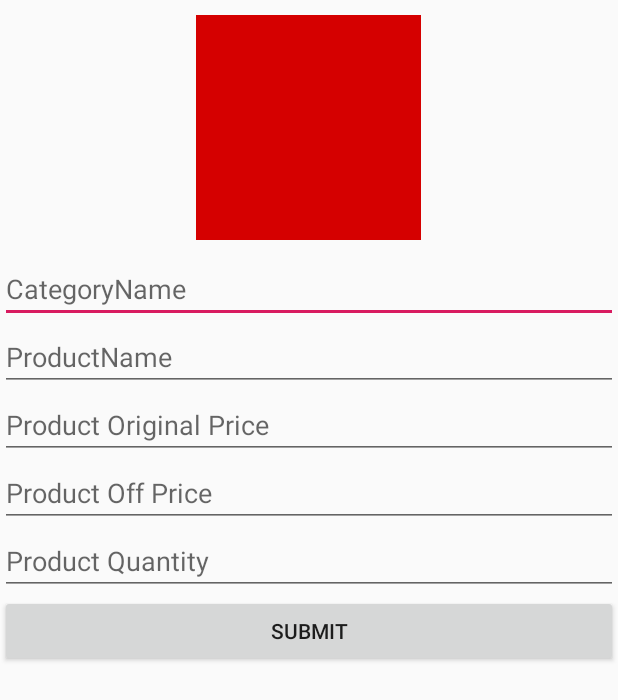
After one commit to vivek0206/Ecommerce, an Android app: the tempActivity screen opened directly, with no data from a screen before it, on a phone screen of 412 x 824 dp. The commit adds this screen. Shown: the top 700 px of the screen. Run offline under Robolectric (Android 15) with nearby library versions, the phone set to English and light mode, and no system bars; our stand-ins replace Firebase (no records; nobody signed in at launch, a user with empty details on screens opened directly), Picasso.

Commit message:
tempFile

```diff
--- /dev/null
+++ b/app/src/main/java/com/ecommerce/ecommerce/activity/tempActivity.java
@@ -0,0 +1,158 @@
+package com.ecommerce.ecommerce.activity;
+
+import androidx.annotation.NonNull;
+import androidx.annotation.Nullable;
+import androidx.annotation.RequiresApi;
+import androidx.appcompat.app.AppCompatActivity;
+
+import android.content.ContentResolver;
+import android.content.Intent;
+import android.net.Uri;
+import android.os.Build;
+import android.os.Bundle;
+import android.util.Log;
+import android.view.View;
+import android.webkit.MimeTypeMap;
+import android.widget.Button;
+import android.widget.EditText;
+import android.widget.ImageView;
+import android.widget.Toast;
+
+import com.ecommerce.ecommerce.R;
+import com.ecommerce.ecommerce.object.Product;
+import com.google.android.gms.tasks.OnFailureListener;
+import com.google.android.gms.tasks.OnSuccessListener;
+import com.google.firebase.auth.FirebaseAuth;
+import com.google.firebase.auth.FirebaseUser;
+import com.google.firebase.database.DatabaseReference;
+import com.google.firebase.database.FirebaseDatabase;
+import com.google.firebase.storage.FirebaseStorage;
+import com.google.firebase.storage.StorageReference;
+import com.google.firebase.storage.UploadTask;
+import com.squareup.picasso.Picasso;
+
+public class tempActivity extends AppCompatActivity {
+
+    private ImageView imageView;
+    private EditText categoryName,productName,originalPrice,offPrice,productQuantity;
+    private Button submit;
+    private FirebaseUser user;
+    private DatabaseReference databaseReference;
+    private StorageReference storageReference;
+    private static final int PICK_IMAGE_REQUEST = 2;
+    private String Cname,Pname,originalP,offP,productQ;
+    private Uri mImageUri;
+
+
+
+    @Override
+    protected void onCreate(Bundle savedInstanceState) {
+        super.onCreate(savedInstanceState);
+        setContentView(R.layout.activity_temp);
+
+        init();
+
+
+        imageView.setOnClickListener(new View.OnClickListener() {
+            @Override
+            public void onClick(View view) {
+                openFileChooser();
+            }
+        });
+
+        submit.setOnClickListener(new View.OnClickListener() {
+            @Override
+            public void onClick(View view) {
+                uploadProduct();
+            }
+        });
+
+
+    }
+
+    private void uploadProduct()
+    {
+        Cname = categoryName.getText().toString();
+        Pname = productName.getText().toString();
+        originalP = originalPrice.getText().toString();
+        offP = offPrice.getText().toString();
+        productQ = productQuantity.getText().toString();
+
+        if(Cname.isEmpty()|| Pname.isEmpty()|| originalP.isEmpty()|| offP.isEmpty()|| productQ.isEmpty())
+        {
+            Toast.makeText(getApplicationContext(),"Fill All Fields",Toast.LENGTH_SHORT).show();
+        }
+        else
+        {
+
+            final StorageReference reference = storageReference.child(getResources().getString(R.string.ProductImage)).child(Pname+getfilterExt(mImageUri));
+            reference.putFile(mImageUri)
+                    .addOnSuccessListener(new OnSuccessListener<UploadTask.TaskSnapshot>() {
+                        @Override
+                        public void onSuccess(UploadTask.TaskSnapshot taskSnapshot) {
+                            reference.getDownloadUrl()
+                                    .addOnSuccessListener(new OnSuccessListener<Uri>() {
+                                        @Override
+                                        public void onSuccess(Uri uri) {
+                                            Product model = new Product(uri.toString(),Cname,Pname,originalP,offP,productQ,"0");
+                                            databaseReference.child(getResources().getString(R.string.Admin)).child(getResources().getString(R.string.Category)).child(Cname).child(Pname).setValue(model);
+
+                                            Toast.makeText(getApplicationContext(),"Uploaded",Toast.LENGTH_SHORT).show();
+                                        }
+                                    });
+                        }
+                    })
+                    .addOnFailureListener(new OnFailureListener() {
+                        @Override
+                        public void onFailure(@NonNull Exception e) {
+
+                        }
+                    });
+        }
+
+    }
+
+    private void openFileChooser() {
+        Intent intent = new Intent();
+        intent.setType("image/*");
+        intent.setAction(Intent.ACTION_GET_CONTENT);
+        startActivityForResult(intent, PICK_IMAGE_REQUEST);
+    }
+
+    private String getfilterExt(Uri videoUri)
+    {
+        ContentResolver contentResolver = getContentResolver();
+        MimeTypeMap mimeTypeMap = MimeTypeMap.getSingleton();
+        return mimeTypeMap.getExtensionFromMimeType(contentResolver.getType(videoUri));
+    }
+
+    @RequiresApi(api = Build.VERSION_CODES.Q)
+    @Override
+    public void onActivityResult(int requestCode, int resultCode, @Nullable Intent data) {
+        super.onActivityResult(requestCode, resultCode, data);
+        Log.d("2323232","111111");
+
+        if (requestCode == PICK_IMAGE_REQUEST && resultCode == RESULT_OK
+                && data != null && data.getData() != null) {
+            mImageUri = data.getData();
+            Picasso.get().load(mImageUri).into(imageView);
+        }
+
+    }
+
+
+    private void init() {
+        imageView = findViewById(R.id.temp_image);
+        categoryName = findViewById(R.id.temp_category_name);
+        productName = findViewById(R.id.temp_product_Name);
+        originalPrice = findViewById(R.id.temp_product_original_price);
+        offPrice = findViewById(R.id.temp_product_off_price);
+        productQuantity = findViewById(R.id.temp_product_quantity);
+        submit = findViewById(R.id.temp_submit);
+
+        user = FirebaseAuth.getInstance().getCurrentUser();
+        databaseReference = FirebaseDatabase.getInstance().getReference("");
+        storageReference = FirebaseStorage.getInstance().getReference();
+
+    }
+}
--- /dev/null
+++ b/app/src/main/res/layout/activity_temp.xml
@@ -0,0 +1,61 @@
+<?xml version="1.0" encoding="utf-8"?>
+<LinearLayout xmlns:android="http://schemas.android.com/apk/res/android"
+    xmlns:app="http://schemas.android.com/apk/res-auto"
+    xmlns:tools="http://schemas.android.com/tools"
+    android:layout_width="match_parent"
+    android:layout_height="match_parent"
+    android:orientation="vertical"
+    tools:context=".activity.tempActivity">
+
+    <ImageView
+        android:layout_gravity="center_horizontal"
+        android:layout_margin="10dp"
+        android:layout_width="150dp"
+        android:layout_height="150dp"
+        android:src="@color/orange"
+        android:id="@+id/temp_image">
+    </ImageView>
+
+    <EditText
+        android:layout_width="match_parent"
+        android:layout_height="wrap_content"
+        android:hint="CategoryName"
+        android:id="@+id/temp_category_name"></EditText>
+
+    <EditText
+        android:layout_width="match_parent"
+        android:layout_height="wrap_content"
+        android:hint="ProductName"
+        android:id="@+id/temp_product_Name"></EditText>
+
+    <EditText
+        android:layout_width="match_parent"
+        android:layout_height="wrap_content"
+        android:hint="Product Original Price"
+        android:inputType="numberSigned"
+        android:id="@+id/temp_product_original_price"></EditText>
+
+
+    <EditText
+        android:layout_width="match_parent"
+        android:layout_height="wrap_content"
+        android:hint="Product Off Price"
+        android:inputType="numberSigned"
+        android:id="@+id/temp_product_off_price"></EditText>
+
+
+    <EditText
+        android:layout_width="match_parent"
+        android:layout_height="wrap_content"
+        android:hint="Product Quantity"
+        android:inputType="numberSigned"
+        android:id="@+id/temp_product_quantity"></EditText>
+
+    <Button
+        android:layout_width="match_parent"
+        android:layout_height="wrap_content"
+        android:text="submit"
+        android:id="@+id/temp_submit"></Button>
+
+
+</LinearLayout>
--- a/app/src/main/res/values/strings.xml
+++ b/app/src/main/res/values/strings.xml
@@ -19,5 +19,9 @@
     <string name="UserInfo">UserInfo</string>
     <string name="UserImage">UserImage</string>
     <string name="Address">Address</string>
+    <string name="AllCategory">AllCategory</string>
+    <string name="ProductImage">ProductImage</string>
+    <string name="Admin">Admin</string>
+    <string name="Category">Category</string>
 
 </resources>
```
Also changed, not shown: app/src/main/java/com/ecommerce/ecommerce/activity/DetailCategoryList.java (added, +82 -0 lines), app/src/main/java/com/ecommerce/ecommerce/object/Product.java (+42 -44 lines), app/src/main/res/layout/activity_detail_category_list.xml (added, +38 -0 lines).
